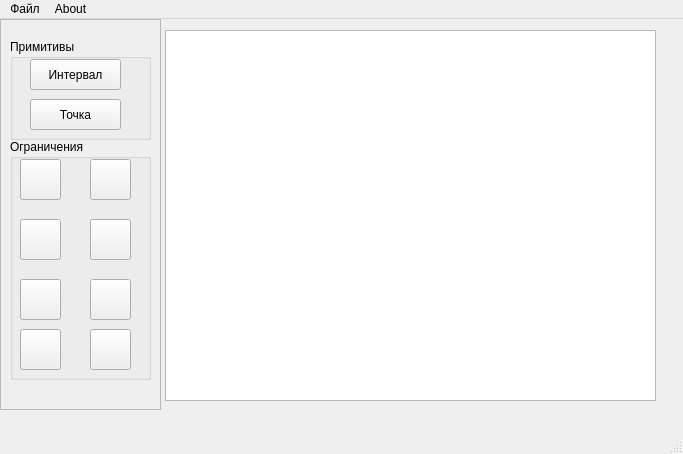
This is myform.ui in AlexMalishev/geometricsolver as Qt 5 draws it before an edit. The edited form follows.
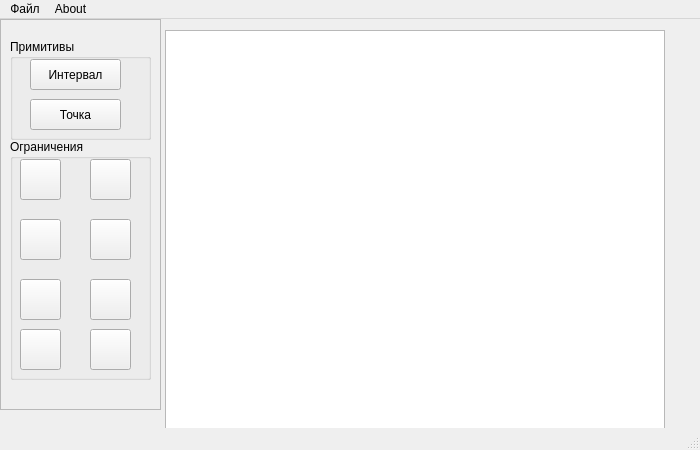
This is the edited form.

```diff
--- a/myform.ui
+++ b/myform.ui
@@ -6,8 +6,8 @@
    <rect>
     <x>0</x>
     <y>0</y>
-    <width>683</width>
-    <height>454</height>
+    <width>700</width>
+    <height>450</height>
    </rect>
   </property>
   <property name="windowTitle">
@@ -19,8 +19,8 @@
      <rect>
       <x>165</x>
       <y>11</y>
-      <width>491</width>
-      <height>371</height>
+      <width>500</width>
+      <height>400</height>
      </rect>
     </property>
    </widget>
```
